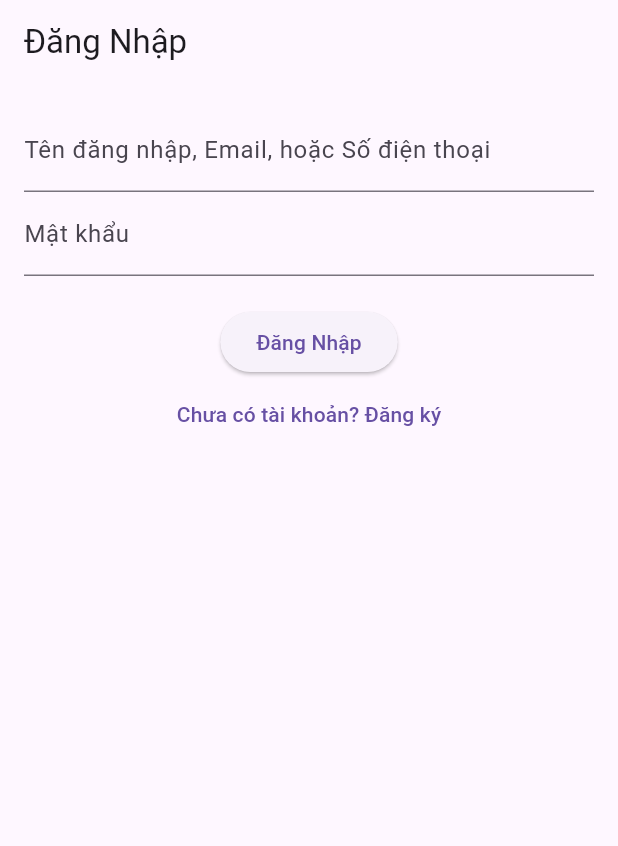
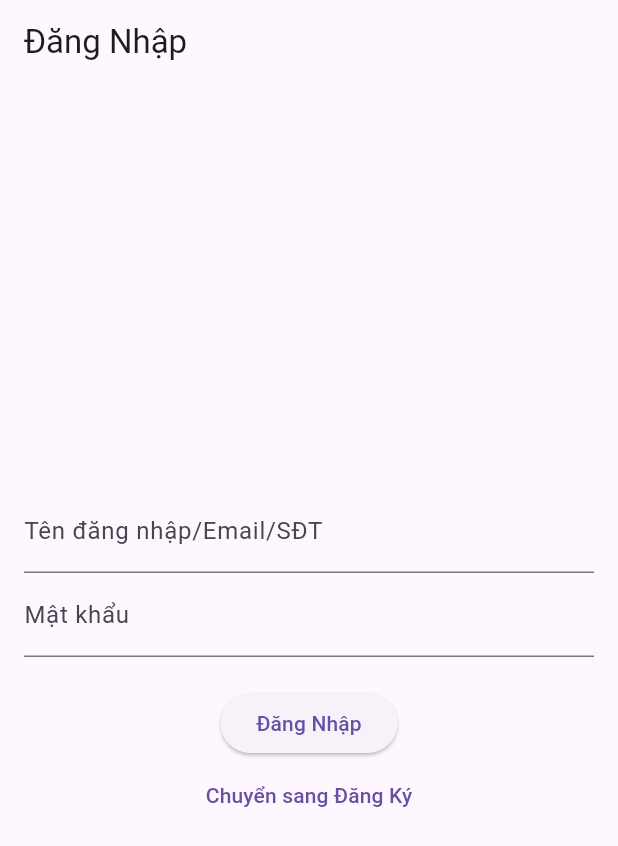
Before and after one commit to mntdeptrai/BTL-TTCS-rebuild, a Flutter app: the screen it shows after launch, on a phone screen of 412 x 824 dp. Shown: the top 846 px of the screen. Run offline on Flutter 3.47's test engine with Material 3 defaults, Android fonts, the light colour scheme and no system bars; our stand-ins replace cloud_firestore, firebase_auth, firebase_core, shared_preferences; accounts and stored records are empty.

Commit message:
làm lại phần đăng kí tài khoản

```diff
--- a/lib/screens/login_screen.dart
+++ b/lib/screens/login_screen.dart
@@ -1,6 +1,7 @@
 import 'package:flutter/material.dart';
 import '../services/auth_service.dart';
 import 'task_list_screen.dart';
+import '../utils/error_handler.dart';
 
 class ManHinhDangNhap extends StatefulWidget {
   @override
@@ -9,20 +10,61 @@ class ManHinhDangNhap extends StatefulWidget {
 
 class _ManHinhDangNhapState extends State<ManHinhDangNhap> {
   final _authService = AuthService();
-  String _errorMessage = '';
+  final _identifierController = TextEditingController(); // Dùng cho đăng nhập
+  final _passwordController = TextEditingController();
+  final _usernameController = TextEditingController(); // Trường riêng cho username
+  final _emailController = TextEditingController();   // Trường riêng cho email
+  final _phoneController = TextEditingController();   // Trường riêng cho phone
+  final _confirmPasswordController = TextEditingController(); // Trường xác nhận mật khẩu
   bool _isLogin = true;
-  final _identifierController = TextEditingController();
-  final _passwordController = TextEditingController();
+  bool _isLoading = false;
+
+  void _switchMode() {
+    setState(() {
+      _isLogin = !_isLogin;
+      _identifierController.clear();
+      _passwordController.clear();
+      _usernameController.clear();
+      _emailController.clear();
+      _phoneController.clear();
+      _confirmPasswordController.clear();
+    });
+  }
 
   Future<void> _submit() async {
     setState(() {
-      _errorMessage = '';
+      _isLoading = true;
     });
     try {
       if (_isLogin) {
-        final user = await _authService.dangNhap(
-          _identifierController.text,
+        final user = await _authService.dangNhap(_identifierController.text, _passwordController.text);
+        if (user != null) {
+          Navigator.pushReplacement(
+            context,
+            MaterialPageRoute(builder: (context) => ManHinhDanhSachNhiemVu()),
+          );
+        } else {
+          ScaffoldMessenger.of(context).showSnackBar(
+            SnackBar(content: Text('Đăng nhập thất bại')),
+          );
+        }
+      } else {
+        // Kiểm tra mật khẩu và xác nhận mật khẩu
+        if (_passwordController.text != _confirmPasswordController.text) {
+          ScaffoldMessenger.of(context).showSnackBar(
+            SnackBar(content: Text('Mật khẩu và xác nhận mật khẩu không khớp')),
+          );
+          setState(() {
+            _isLoading = false;
+          });
+          return;
+        }
+        final user = await _authService.dangKy(
+          _usernameController.text,
+          _emailController.text, // Sử dụng email từ trường riêng
           _passwordController.text,
+          'Employee', // Mặc định role là Employee
+          _phoneController.text,
         );
         if (user != null) {
           Navigator.pushReplacement(
@@ -30,31 +72,18 @@ class _ManHinhDangNhapState extends State<ManHinhDangNhap> {
             MaterialPageRoute(builder: (context) => ManHinhDanhSachNhiemVu()),
           );
         } else {
-          setState(() {
-            _errorMessage = 'Thông tin đăng nhập không hợp lệ. Vui lòng kiểm tra lại.';
-          });
-        }
-      } else {
-        final user = await _authService.dangKy(
-          _identifierController.text,
-          _passwordController.text,
-          'Employee',
-          _identifierController.text,
-        );
-        if (user != null) {
-          Navigator.pushReplacement(
-            context,
-            MaterialPageRoute(builder: (context) => ManHinhDanhSachNhiemVu()),
+          ScaffoldMessenger.of(context).showSnackBar(
+            SnackBar(content: Text('Đăng ký thất bại')),
           );
-        } else {
-          setState(() {
-            _errorMessage = 'Đăng ký thất bại. Vui lòng kiểm tra lại.';
-          });
         }
       }
     } catch (e) {
+      ScaffoldMessenger.of(context).showSnackBar(
+        SnackBar(content: Text(ErrorHandler.getErrorMessage(e))),
+      );
+    } finally {
       setState(() {
-        _errorMessage = 'Lỗi: $e';
+        _isLoading = false;
       });
     }
   }
@@ -62,44 +91,56 @@ class _ManHinhDangNhapState extends State<ManHinhDangNhap> {
   @override
   Widget build(BuildContext context) {
     return Scaffold(
-      appBar: AppBar(
-        title: Text(_isLogin ? 'Đăng Nhập' : 'Đăng Ký'),
-      ),
+      appBar: AppBar(title: Text(_isLogin ? 'Đăng Nhập' : 'Đăng Ký')),
       body: Padding(
         padding: EdgeInsets.all(16.0),
         child: Column(
+          mainAxisAlignment: MainAxisAlignment.center,
           children: [
-            TextField(
-              controller: _identifierController,
-              decoration: InputDecoration(
-                labelText: 'Tên đăng nhập, Email, hoặc Số điện thoại',
-                hintText: 'Nhập username, email, hoặc số điện thoại (9-10 số)',
+            if (!_isLogin) ...[
+              TextField(
+                controller: _usernameController,
+                decoration: InputDecoration(labelText: 'Tên đăng nhập'),
               ),
-              keyboardType: TextInputType.text,
-            ),
+              TextField(
+                controller: _emailController,
+                decoration: InputDecoration(labelText: 'Email'),
+                keyboardType: TextInputType.emailAddress,
+              ),
+              TextField(
+                controller: _phoneController,
+                decoration: InputDecoration(labelText: 'Số điện thoại'),
+                keyboardType: TextInputType.phone,
+              ),
+            ] else ...[
+              TextField(
+                controller: _identifierController,
+                decoration: InputDecoration(labelText: 'Tên đăng nhập/Email/SĐT'),
+                keyboardType: TextInputType.text,
+              ),
+            ],
             TextField(
               controller: _passwordController,
               decoration: InputDecoration(labelText: 'Mật khẩu'),
               obscureText: true,
             ),
+            if (!_isLogin)
+              TextField(
+                controller: _confirmPasswordController,
+                decoration: InputDecoration(labelText: 'Xác nhận mật khẩu'),
+                obscureText: true,
+              ),
             SizedBox(height: 20),
-            ElevatedButton(
+            _isLoading
+                ? CircularProgressIndicator()
+                : ElevatedButton(
               onPressed: _submit,
               child: Text(_isLogin ? 'Đăng Nhập' : 'Đăng Ký'),
             ),
             TextButton(
-              onPressed: () {
-                setState(() {
-                  _isLogin = !_isLogin;
-                  _errorMessage = '';
-                });
-              },
-              child: Text(_isLogin
-                  ? 'Chưa có tài khoản? Đăng ký'
-                  : 'Đã có tài khoản? Đăng nhập'),
+              onPressed: _switchMode,
+              child: Text(_isLogin ? 'Chuyển sang Đăng Ký' : 'Chuyển sang Đăng Nhập'),
             ),
-            if (_errorMessage.isNotEmpty)
-              Text(_errorMessage, style: TextStyle(color: Colors.red)),
           ],
         ),
       ),
```
Also changed, not shown: lib/services/auth_service.dart (+9 -9 lines).
